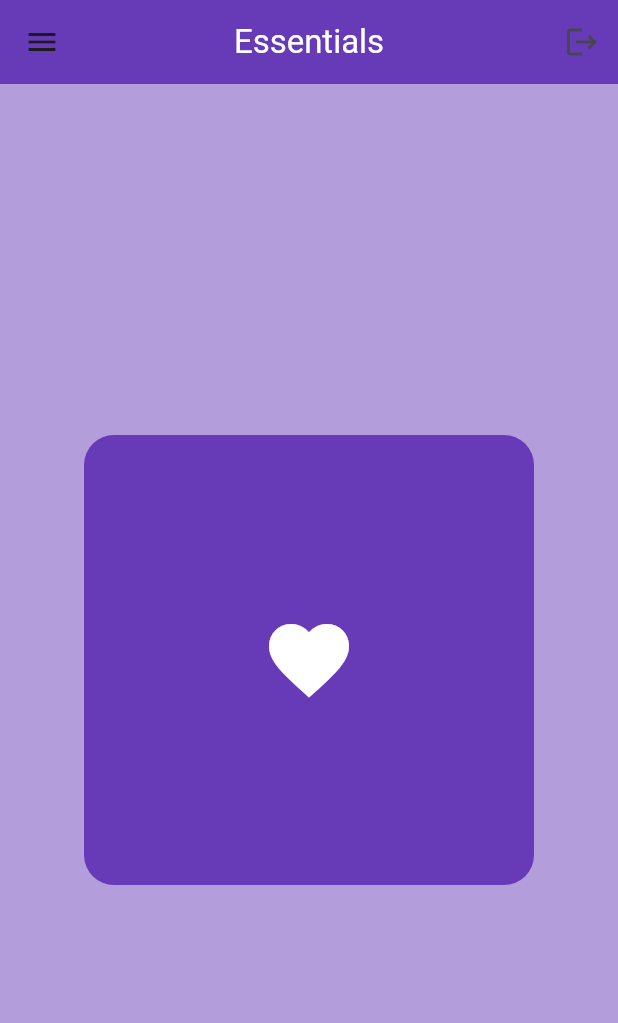
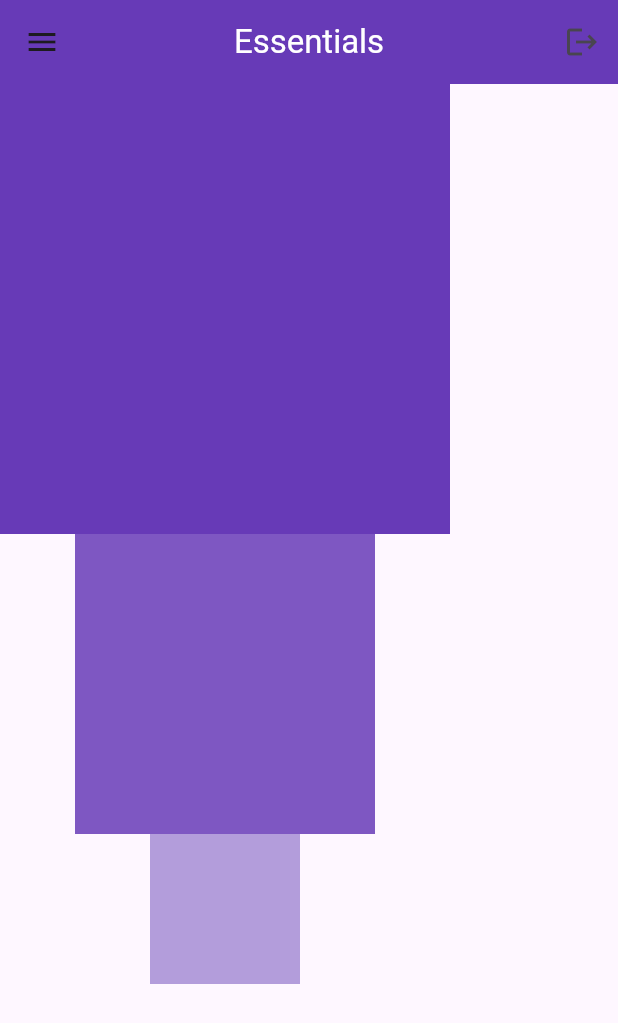
Before and after one commit to fbnjeje/Essential-Widgets-of-Flutter, a Flutter app: the screen it shows after launch, on a phone screen of 412 x 824 dp. Shown: the top 1023 px of the screen. Run offline on Flutter 3.47's test engine with Material 3 defaults, Android fonts, the phone set to English and light mode, and no system bars.

Commit message:
alignment cross and main

```diff
--- a/lib/main.dart
+++ b/lib/main.dart
@@ -14,7 +14,6 @@ class MyApp extends StatelessWidget {
     return MaterialApp(
       debugShowCheckedModeBanner: false,
       home: Scaffold(
-        backgroundColor: Colors.deepPurple[200],
           appBar: AppBar(
             title: Text(
               "Essentials",
@@ -25,22 +24,29 @@ class MyApp extends StatelessWidget {
             leading: Icon(Icons.menu),
             actions: [IconButton(onPressed: () {}, icon: Icon(Icons.logout))],
           ),
-        body: Center(
-          child: Container(
+          body: Column(
+            crossAxisAlignment: CrossAxisAlignment.center,
+            children: [
+              // ?First widget
+              Container(
+                width: 300,
                 height: 300,
-            width: 300,
-            decoration: BoxDecoration(
-                borderRadius: BorderRadius.circular(20),
-                color: Colors.deepPurple),
-            padding: EdgeInsets.all(20),
-            child: Icon(
-              Icons.favorite,
-              color: Colors.white,
-              size: 64,
+                color: Colors.deepPurple,
               ),
+              //? Second widget
+              Container(
+                width: 200,
+                height: 200,
+                color: Colors.deepPurple[400],
               ),
-        ),
-      ),
+              //? Third widget
+              Container(
+                width: 100,
+                height: 100,
+                color: Colors.deepPurple[200],
+              )
+            ],
+          )),
     );
   }
 }
```
Lines whose indentation alone changed are shown as unchanged.
